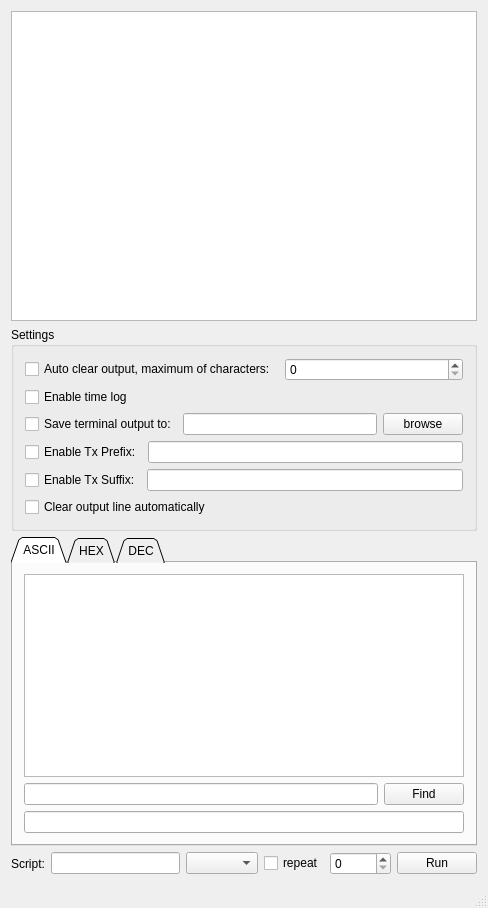
Old version of the form src/mainwindow.ui in the repository TomHyhlik/termik.
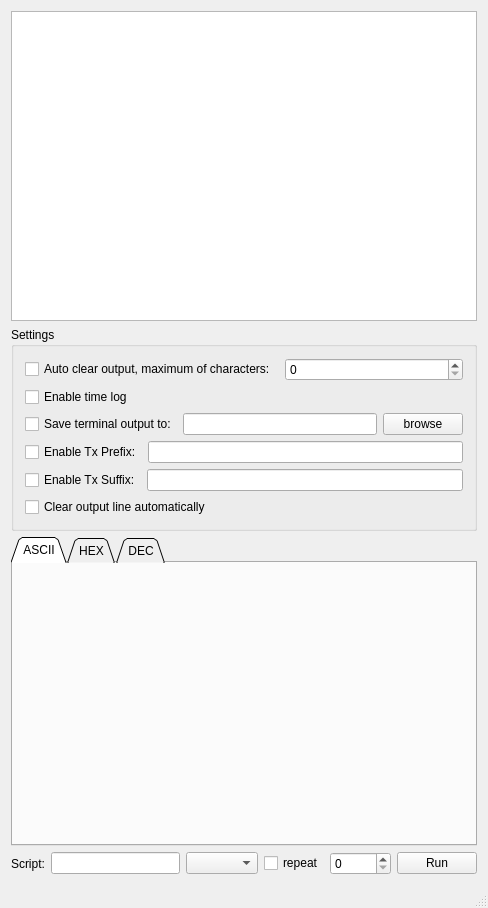
New version of the form. The open tabs and pages were chosen to show the change. Icons and pictures are not drawn.

The edit to the form file:
```diff
--- a/src/mainwindow.ui
+++ b/src/mainwindow.ui
@@ -126,36 +126,7 @@
        </attribute>
        <layout class="QVBoxLayout" name="verticalLayout_5">
         <item>
-         <layout class="QVBoxLayout" name="verticalLayout_2">
-          <item>
-           <widget class="QTextEdit" name="textEdit_out_ascii"/>
-          </item>
-          <item>
-           <layout class="QVBoxLayout" name="verticalLayout">
-            <item>
-             <layout class="QHBoxLayout" name="horizontalLayout">
-              <item>
-               <widget class="QLineEdit" name="lineEdit_find_ascii"/>
-              </item>
-              <item>
-               <widget class="QPushButton" name="pushButton_fnd_ascii">
-                <property name="text">
-                 <string>Find</string>
-                </property>
-               </widget>
-              </item>
-             </layout>
-            </item>
-            <item>
-             <layout class="QHBoxLayout" name="horizontalLayout_2">
-              <item>
-               <widget class="QLineEdit" name="lineEdit_in_ascii"/>
-              </item>
-             </layout>
-            </item>
-           </layout>
-          </item>
-         </layout>
+         <layout class="QVBoxLayout" name="verticalLayout_tabwidget_ascii"/>
         </item>
        </layout>
       </widget>
```
Left out of the diff: 58 changed lines with no effect on the pictures.
